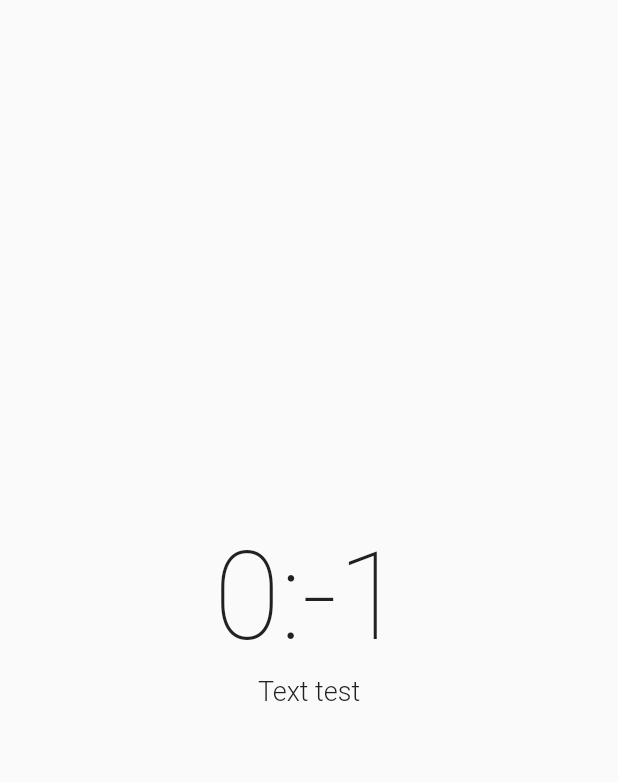
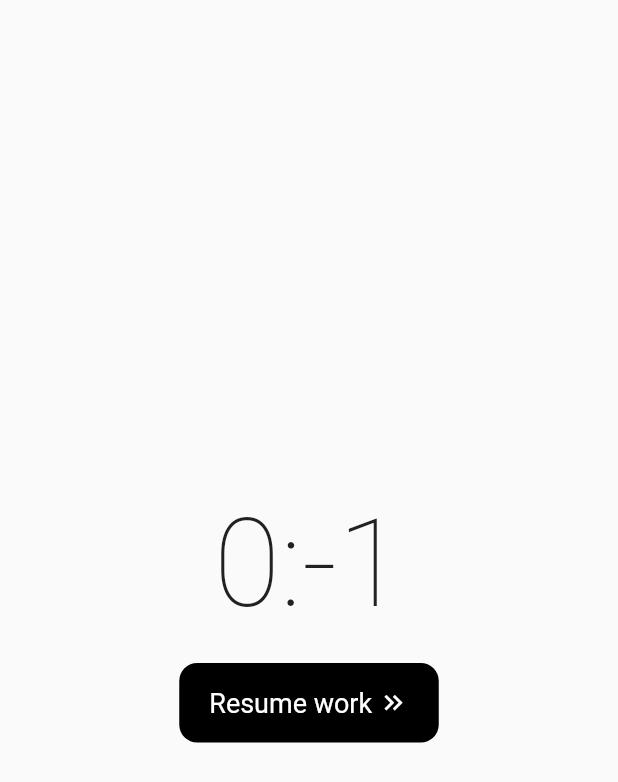
Before and after one commit to Edorin9/owolf, a Flutter app: the _BreakView screen opened directly, on a phone screen of 412 x 824 dp. Shown: the top 782 px of the screen. Run offline on Flutter 3.47's test engine with Material 2 defaults, Android fonts, the light colour scheme and no system bars; our stand-ins replace flutter_bloc, flutter_hooks, freezed_annotation; missing offline and left inert: flutter_ringtone_player; generated files the repository leaves out were written again.

Commit message:
refactor, break base feature

```diff
--- a/lib/app/app.dart
+++ b/lib/app/app.dart
@@ -8,15 +8,6 @@ class App extends StatelessWidget {
 
   @override
   Widget build(BuildContext context) {
-    return const AppView();
-  }
-}
-
-class AppView extends StatelessWidget {
-  const AppView({super.key});
-
-  @override
-  Widget build(BuildContext context) {
     return MaterialApp(
       debugShowCheckedModeBanner: false,
       initialRoute: HomePage.name,
--- a/lib/features/break/bloc/break_bloc.dart
+++ b/lib/features/break/bloc/break_bloc.dart
@@ -2,6 +2,7 @@ import 'dart:async';
 
 import 'package:flutter/foundation.dart';
 import 'package:flutter_bloc/flutter_bloc.dart';
+import 'package:flutter_ringtone_player/flutter_ringtone_player.dart';
 import 'package:freezed_annotation/freezed_annotation.dart';
 
 import '../../../util/ticker.dart';
@@ -58,6 +59,14 @@ class BreakBloc extends Bloc<BreakEvent, BreakState> {
     Emitter<BreakState> emit,
   ) async {
     await _tickSubscription?.cancel();
-    emit(state.copyWith(isRunning: false));
+
+    emit(state.copyWith(isRunning: false, isFinished: true));
+
+    await FlutterRingtonePlayer.play(
+      android: AndroidSounds.notification,
+      ios: IosSounds.glass,
+      looping: true,
+      asAlarm: false,
+    );
   }
 }
--- a/lib/features/break/bloc/break_event.dart
+++ b/lib/features/break/bloc/break_event.dart
@@ -7,6 +7,12 @@ class BreakEvent with _$BreakEvent {
     @Default(Duration.zero) Duration remainingTime,
   ]) = CountdownTicked;
   const factory BreakEvent.countdownEnded() = CountdownEnded;
+  const factory BreakEvent.overbreakCounterInitiated() =
+      OverbreakCounterInitiated;
+  const factory BreakEvent.overbreakCounterTicked([
+    @Default(Duration.zero) Duration remainingTime,
+  ]) = OverbreakCounterTicked;
+  const factory BreakEvent.overbreakCounterEnded() = OverbreakCounterEnded;
 
   factory BreakEvent.fromJson(Map<String, dynamic> json) =>
       _$BreakEventFromJson(json);
--- a/lib/features/break/bloc/break_state.dart
+++ b/lib/features/break/bloc/break_state.dart
@@ -4,7 +4,9 @@ part of 'break_bloc.dart';
 class BreakState with _$BreakState {
   const factory BreakState({
     @Default(Duration.zero) Duration remainingTime,
+    @Default(Duration.zero) Duration overbreakTime,
     @Default(false) bool isRunning,
+    @Default(false) bool isFinished,
     @Default(WorkMode.normal) WorkMode referenceMode,
   }) = _BreakState;
 
--- a/lib/features/break/view/break_page.dart
+++ b/lib/features/break/view/break_page.dart
@@ -1,5 +1,7 @@
+import 'package:flutter/cupertino.dart';
 import 'package:flutter/material.dart';
 import 'package:flutter_bloc/flutter_bloc.dart';
+import 'package:flutter_ringtone_player/flutter_ringtone_player.dart';
 
 import '../../../util/extensions/duration_ext.dart';
 import '../../home/enums/work_mode.dart';
@@ -31,7 +33,12 @@ class _BreakView extends StatelessWidget {
       (_) => context.read<BreakBloc>().add(const CountdownInititated()),
     );
     // view layout
+    return BlocBuilder<BreakBloc, BreakState>(
+      builder: (context, state) {
         return Scaffold(
+          backgroundColor: state.isFinished
+              ? Colors.red.shade900
+              : Theme.of(context).scaffoldBackgroundColor,
           body: Center(
             child: Column(
               mainAxisAlignment: MainAxisAlignment.center,
@@ -41,22 +48,58 @@ class _BreakView extends StatelessWidget {
                     state.remainingTime.timerFormat,
                     style: Theme.of(context).textTheme.displayLarge?.copyWith(
                           fontSize: 81,
-                      color: Colors.grey.shade900,
+                          color: state.isFinished
+                              ? Colors.white
+                              : Colors.grey.shade900,
                         ),
                   ),
                 ),
+                // Text(
+                //   'Text test',
+                //   style: Theme.of(context).textTheme.displayLarge?.copyWith(
+                //         color: Colors.grey.shade900,
+                //         fontSize: 18,
+                //         height: 1.5,
+                //         fontWeight: FontWeight.w300,
+                //       ),
+                // ),
+                const SizedBox(height: 18),
+                CupertinoButton(
+                  color: state.isFinished ? Colors.white : Colors.black,
+                  disabledColor: Colors.grey.shade200,
+                  onPressed: () {
+                    if (state.isFinished) FlutterRingtonePlayer.stop();
+                    Navigator.of(context).pop();
+                  },
+                  child: Row(
+                    mainAxisSize: MainAxisSize.min,
+                    children: [
                       Text(
-              'Text test',
-              style: Theme.of(context).textTheme.displayLarge?.copyWith(
-                    color: Colors.grey.shade900,
+                        'Resume work',
+                        style:
+                            Theme.of(context).textTheme.displayLarge?.copyWith(
+                                  color: state.isFinished
+                                      ? Colors.red.shade900
+                                      : Colors.white,
                                   fontSize: 18,
-                    height: 1.5,
-                    fontWeight: FontWeight.w300,
+                                  fontWeight: FontWeight.w400,
+                                ),
+                      ),
+                      const SizedBox(width: 4),
+                      Icon(
+                        Icons.keyboard_double_arrow_right,
+                        color: state.isFinished
+                            ? Colors.red.shade900
+                            : Colors.white,
+                      ),
+                    ],
                   ),
                 ),
               ],
             ),
           ),
+        );
+      },
     );
   }
 }
--- a/pubspec.yaml
+++ b/pubspec.yaml
@@ -12,6 +12,7 @@ dependencies:
     sdk: flutter
   flutter_bloc: ^8.1.1
   flutter_hooks: ^0.18.5+1
+  flutter_ringtone_player: ^3.2.0
   freezed_annotation: ^2.2.0
   json_annotation: ^4.8.0
   path_provider: ^2.0.12
```
Also changed, not shown: pubspec.lock. Lines whose indentation alone changed are shown as unchanged.
